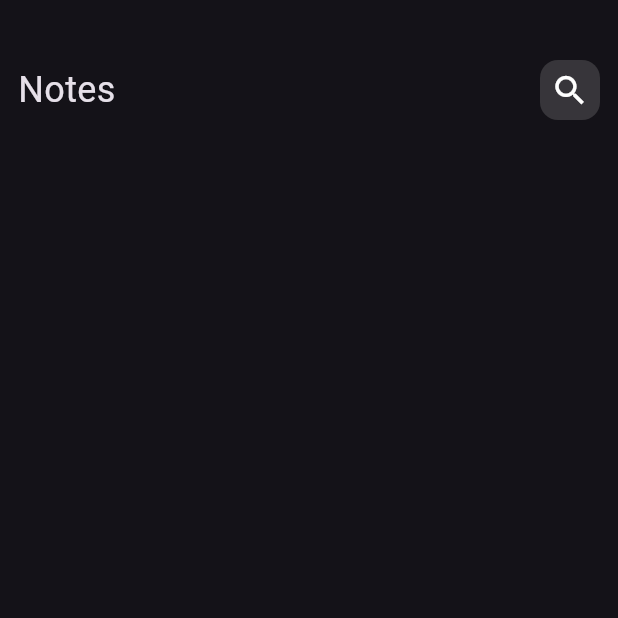
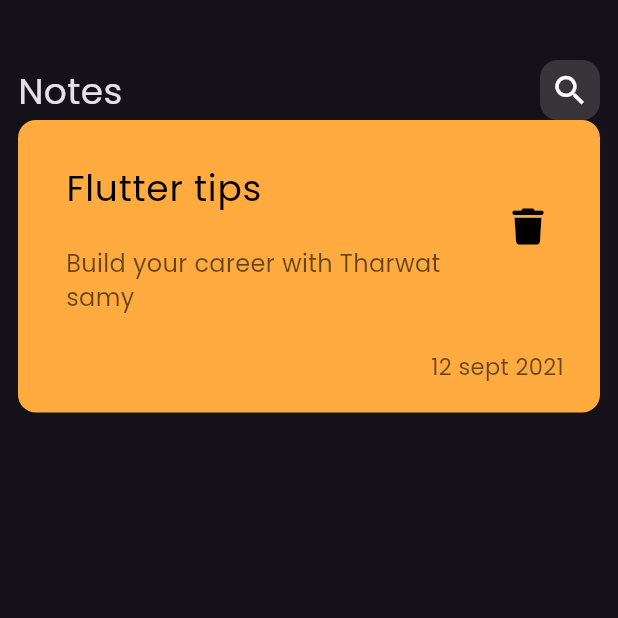
Before and after one commit to AliAttia635/Notes-App, a Flutter app: the screen it shows after launch, on a phone screen of 412 x 824 dp, the top half of it. Run offline on Flutter 3.47's test engine with Material 3 defaults, Android fonts, the phone set to English and light mode, and no system bars; our stand-ins replace font_awesome_flutter.

Commit message:
Use listTile in Note Card & use Poppins font family

```diff
--- a/lib/main.dart
+++ b/lib/main.dart
@@ -12,7 +12,10 @@ class NotesApp extends StatelessWidget {
   Widget build(BuildContext context) {
     return MaterialApp(
       debugShowCheckedModeBanner: false,
-      theme: ThemeData(brightness: Brightness.dark),
+      theme: ThemeData(
+        brightness: Brightness.dark,
+        fontFamily: 'Poppins',
+      ),
       home: NotesPage(),
     );
   }
--- a/lib/views/notes_view_body.dart
+++ b/lib/views/notes_view_body.dart
@@ -1,5 +1,6 @@
 import 'package:flutter/material.dart';
 import 'package:notes_app/widgets/custom_app_bar.dart';
+import 'package:notes_app/widgets/note_card.dart';
 
 class NotesViewBody extends StatelessWidget {
   const NotesViewBody({
@@ -16,6 +17,7 @@ class NotesViewBody extends StatelessWidget {
             height: 40,
           ),
           CustomAppBar(),
+          NoteCard()
         ],
       ),
     );
--- /dev/null
+++ b/lib/widgets/note_card.dart
@@ -0,0 +1,63 @@
+import 'package:flutter/material.dart';
+import 'package:font_awesome_flutter/font_awesome_flutter.dart';
+
+class NoteCard extends StatelessWidget {
+  const NoteCard({super.key});
+
+  @override
+  Widget build(BuildContext context) {
+    return Container(
+      padding: EdgeInsets.only(top: 20, bottom: 20, left: 16),
+      decoration: BoxDecoration(
+        color: Colors.orangeAccent,
+        borderRadius: BorderRadius.circular(12),
+      ),
+      child: Column(
+        //*المتاح فمش هتتأثر بالسطر ده width واخدة كل ال listTile لان كده كده الب align ب text لل  Wrap بتعمل نفس الحركة بتاعة انى اعمل
+        // crossAxisAlignment: CrossAxisAlignment.end,
+        children: [
+          ListTile(
+            // titleAlignment: ListTileTitleAlignment.center,
+            // tileColor: Colors.red,
+            textColor: Colors.black,
+            iconColor: Colors.black,
+            title: Text(
+              "Flutter tips",
+              style: TextStyle(fontSize: 24),
+            ),
+            trailing: IconButton(
+              onPressed: () {},
+              icon: Padding(
+                padding: const EdgeInsets.only(bottom: 16.0),
+                child: Icon(
+                  FontAwesomeIcons.trash,
+                  size: 24,
+                ),
+              ),
+            ),
+            subtitle: Padding(
+              padding: const EdgeInsets.only(top: 20.0),
+              child: Text(
+                "Build your career with Tharwat samy",
+                style: TextStyle(
+                  fontSize: 16,
+                  color: Colors.black.withOpacity(.6),
+                ),
+              ),
+            ),
+          ),
+          Padding(
+            padding: const EdgeInsets.only(right: 24.0, top: 16),
+            child: Align(
+                alignment: Alignment.centerRight,
+                child: Text(
+                  "12 sept 2021",
+                  style: TextStyle(
+                      color: Colors.black.withOpacity(.6), fontSize: 15),
+                )),
+          )
+        ],
+      ),
+    );
+  }
+}
```
Also changed, not shown: pubspec.yaml (+9 -26 lines), assets/fonts/Poppins-Regular.ttf (added), pubspec.lock, 1 other file.
